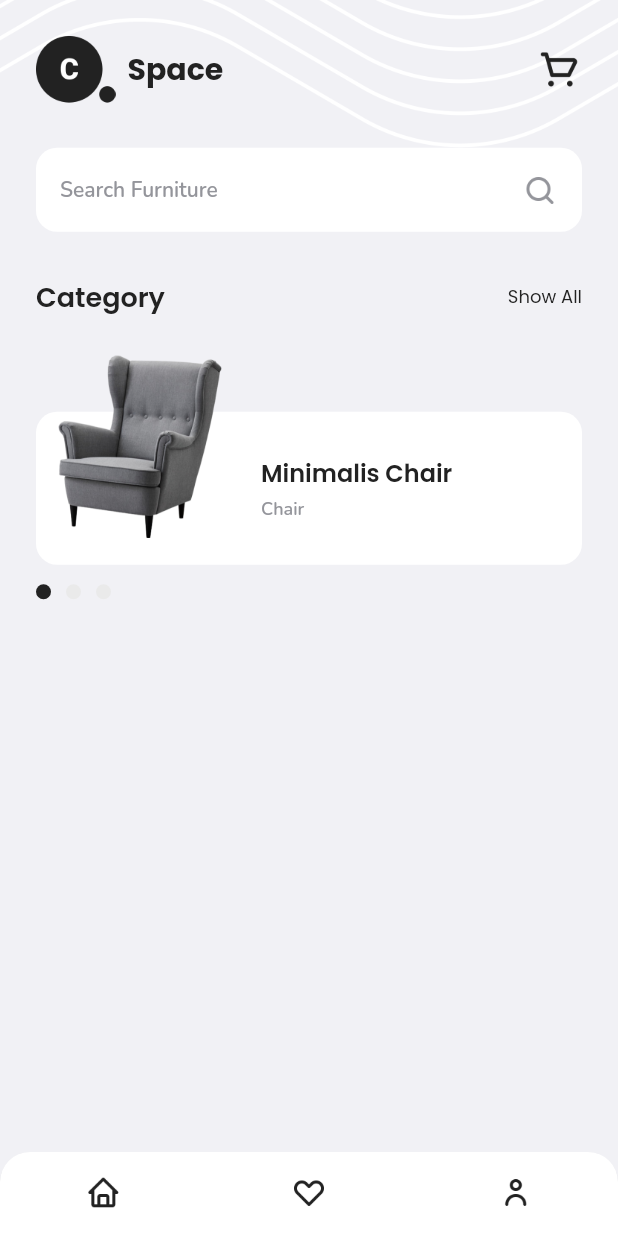
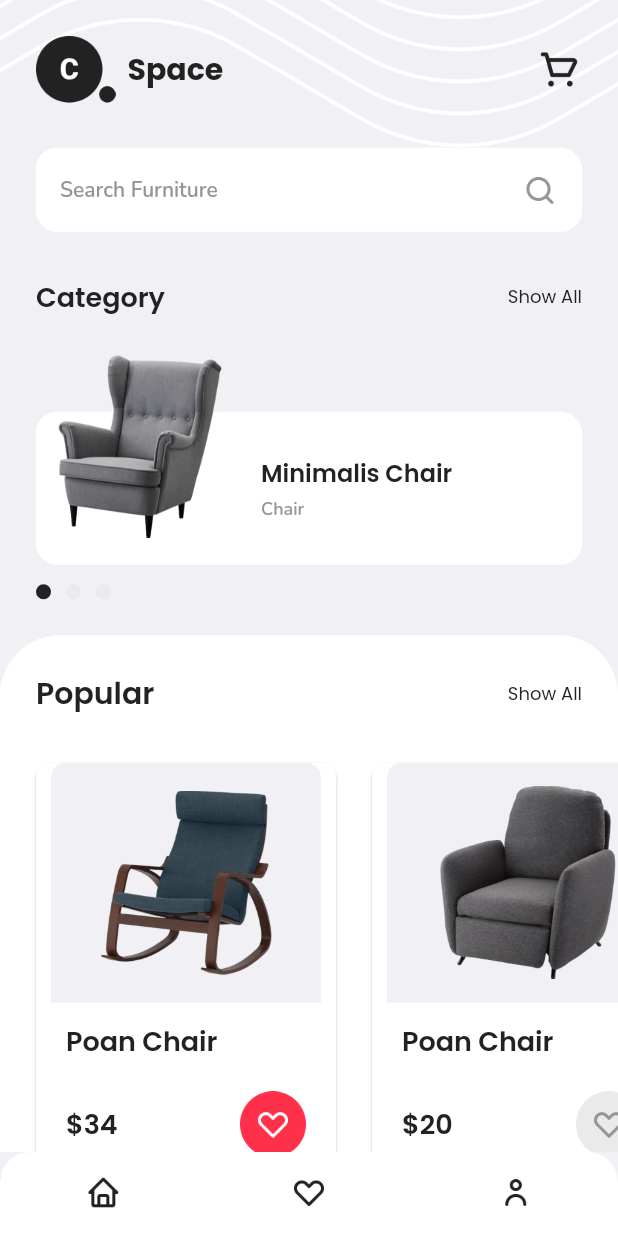
Before and after one commit to TedoHarisC/space-apps, a Flutter app: the HomePage screen opened by its route, on a phone screen of 412 x 824 dp. Run offline on Flutter 3.47's test engine with Material 2 defaults, Android fonts, the phone set to English and light mode, and no system bars; drawn by our look-alikes of carousel_slider; our stand-ins replace fluttertoast, google_fonts.

Commit message:
Menyelesaikan Halaman Home

```diff
--- a/lib/pages/home_page.dart
+++ b/lib/pages/home_page.dart
@@ -2,6 +2,7 @@
 import 'package:flutter/material.dart';
 import 'package:space/theme.dart';
 import 'package:space/widgets/home_category_item.dart';
+import 'package:space/widgets/home_popular_item.dart';
 
 class HomePage extends StatefulWidget {
   const HomePage({Key? key}) : super(key: key);
@@ -214,6 +215,78 @@
                   ],
                 ),
               ),
+
+              // NOTE : POPULAR SECTION
+              Container(
+                margin: EdgeInsets.only(top: 24),
+                decoration: BoxDecoration(
+                  borderRadius: BorderRadius.vertical(
+                    top: Radius.circular(40),
+                  ),
+                  color: kWhiteColor,
+                ),
+                child: Column(
+                  children: [
+                    Container(
+                      margin: EdgeInsets.only(
+                        top: 24,
+                        left: 24,
+                        right: 24,
+                      ),
+                      child: Row(
+                        mainAxisAlignment: MainAxisAlignment.spaceBetween,
+                        children: [
+                          Text(
+                            'Popular',
+                            style: blackTextStyle.copyWith(
+                              fontSize: 20,
+                              fontWeight: semiBold,
+                            ),
+                          ),
+                          Text(
+                            'Show All',
+                            style: blackTextStyle.copyWith(
+                              fontSize: 12,
+                            ),
+                          )
+                        ],
+                      ),
+                    ),
+                    SizedBox(
+                      height: 16,
+                    ),
+                    SizedBox(
+                      height: 310,
+                      child: SingleChildScrollView(
+                        scrollDirection: Axis.horizontal,
+                        child: Row(
+                          children: [
+                            HomePopularItem(
+                              title: 'Poan Chair',
+                              imageUrl: 'assets/image_product_popular1.png',
+                              price: 34,
+                              isWishlist: true,
+                            ),
+                            HomePopularItem(
+                              title: 'Poan Chair',
+                              imageUrl: 'assets/image_product_popular2.png',
+                              price: 20,
+                              isWishlist: false,
+                            ),
+                            HomePopularItem(
+                              title: 'Poan Chair',
+                              imageUrl: 'assets/image_product_popular3.png',
+                              price: 48,
+                              isWishlist: false,
+                            ),
+                          ],
+                        ),
+                      ),
+                    ),
+                    SizedBox(height: 50),
+                  ],
+                ),
+              ),
             ],
           )
         ],
--- /dev/null
+++ b/lib/widgets/home_popular_item.dart
@@ -0,0 +1,90 @@
+import 'package:flutter/material.dart';
+import 'package:space/theme.dart';
+
+class HomePopularItem extends StatelessWidget {
+  final String title;
+  final String imageUrl;
+  final int price;
+  final bool isWishlist;
+
+  const HomePopularItem({
+    Key? key,
+    required this.title,
+    required this.imageUrl,
+    required this.price,
+    required this.isWishlist,
+  }) : super(key: key);
+
+  @override
+  Widget build(BuildContext context) {
+    return Container(
+      height: 280,
+      child: Card(
+        shape: RoundedRectangleBorder(
+          borderRadius: BorderRadius.circular(10),
+        ),
+        margin: EdgeInsets.only(left: 24),
+        child: Column(
+          children: [
+            Container(
+              width: 180,
+              height: 160,
+              decoration: BoxDecoration(
+                color: kWhiteGreyColor,
+                borderRadius: BorderRadius.vertical(
+                  top: Radius.circular(10),
+                ),
+              ),
+              child: Center(
+                child: Image.asset(
+                  imageUrl,
+                  width: 140,
+                ),
+              ),
+            ),
+            Container(
+              width: 200,
+              padding: EdgeInsets.symmetric(
+                horizontal: 20,
+                vertical: 12,
+              ),
+              child: Column(
+                crossAxisAlignment: CrossAxisAlignment.start,
+                children: [
+                  Text(
+                    title,
+                    style: blackTextStyle.copyWith(
+                      fontSize: 18,
+                      fontWeight: semiBold,
+                    ),
+                  ),
+                  SizedBox(
+                    height: 20,
+                  ),
+                  Row(
+                    mainAxisAlignment: MainAxisAlignment.spaceBetween,
+                    children: [
+                      Text(
+                        '\$$price',
+                        style: blackTextStyle.copyWith(
+                          fontSize: 18,
+                          fontWeight: semiBold,
+                        ),
+                      ),
+                      Image.asset(
+                        isWishlist
+                            ? 'assets/button_wishlist_active.png'
+                            : 'assets/button_wishlist.png',
+                        width: 44,
+                      ),
+                    ],
+                  ),
+                ],
+              ),
+            ),
+          ],
+        ),
+      ),
+    );
+  }
+}
```
Also changed, not shown: assets/image_product_popular1.png (added), assets/image_product_popular3.png (added).
